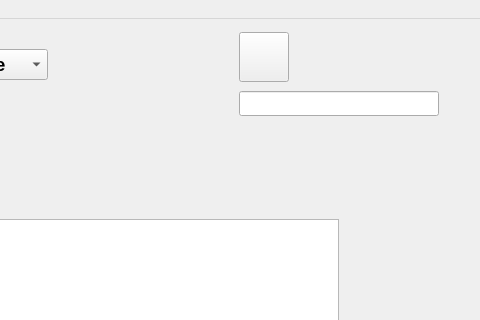
Above: p2p_arbitration_app/mainwindow.ui from Boodeyman/p2p_arbitration before the change; both pictures show x 261 to 741 and y 0 to 320 of the 741 by 668 pixel window. Below: the same form after it.
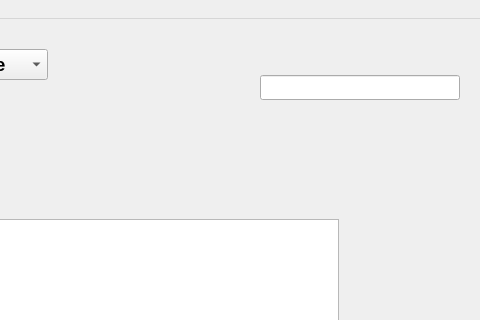
That is the form after the change. Icons and pictures are not drawn.

Diff of the .ui file:
```diff
--- a/p2p_arbitration_app/mainwindow.ui
+++ b/p2p_arbitration_app/mainwindow.ui
@@ -22,6 +22,9 @@
   <property name="windowTitle">
    <string>MainWindow</string>
   </property>
+  <property name="layoutDirection">
+   <enum>Qt::LeftToRight</enum>
+  </property>
   <widget class="QWidget" name="centralwidget">
    <widget class="QTableWidget" name="tableWidget">
     <property name="geometry">
@@ -118,15 +121,15 @@
    <widget class="QWidget" name="verticalLayoutWidget">
     <property name="geometry">
      <rect>
-      <x>500</x>
-      <y>10</y>
-      <width>202</width>
-      <height>92</height>
+      <x>521</x>
+      <y>0</y>
+      <width>211</width>
+      <height>97</height>
      </rect>
     </property>
     <layout class="QVBoxLayout" name="verticalLayout">
      <property name="sizeConstraint">
-      <enum>QLayout::SetDefaultConstraint</enum>
+      <enum>QLayout::SetFixedSize</enum>
      </property>
      <property name="leftMargin">
       <number>0</number>
@@ -154,17 +157,20 @@
          <height>50</height>
         </size>
        </property>
+       <property name="layoutDirection">
+        <enum>Qt::LeftToRight</enum>
+       </property>
        <property name="text">
         <string/>
        </property>
        <property name="autoDefault">
-        <bool>true</bool>
+        <bool>false</bool>
        </property>
        <property name="default">
         <bool>false</bool>
        </property>
        <property name="flat">
-        <bool>false</bool>
+        <bool>true</bool>
        </property>
       </widget>
      </item>
@@ -188,6 +194,9 @@
          <height>25</height>
         </size>
        </property>
+       <property name="layoutDirection">
+        <enum>Qt::LeftToRight</enum>
+       </property>
        <property name="dragEnabled">
         <bool>true</bool>
        </property>
```
Left out of the diff: 5 changed lines with no effect on the pictures.
